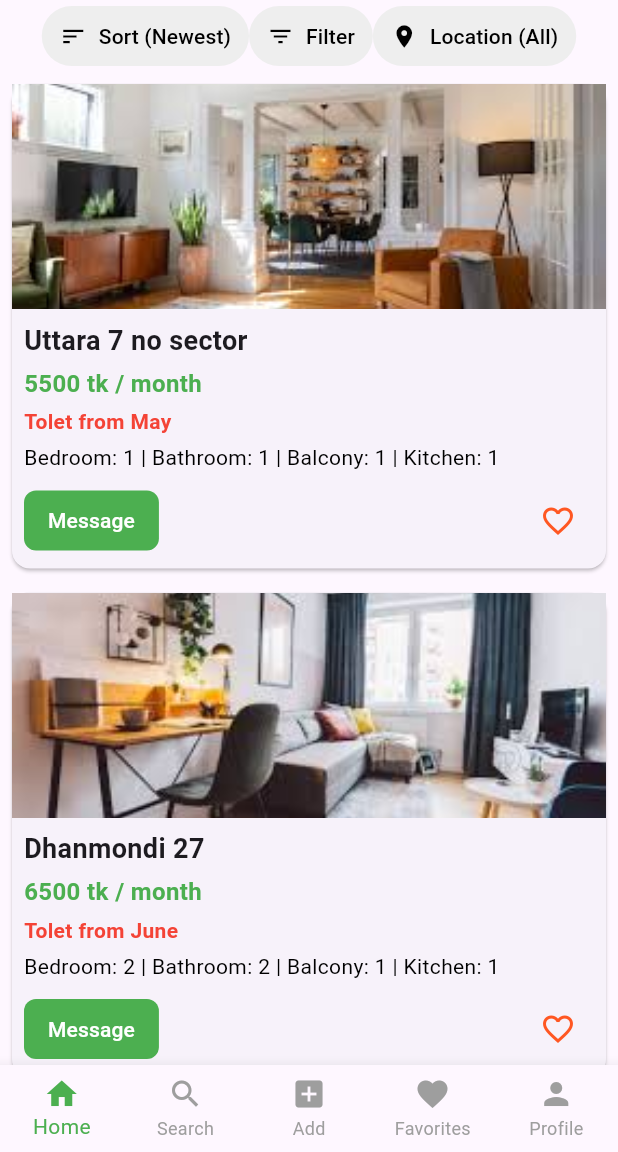
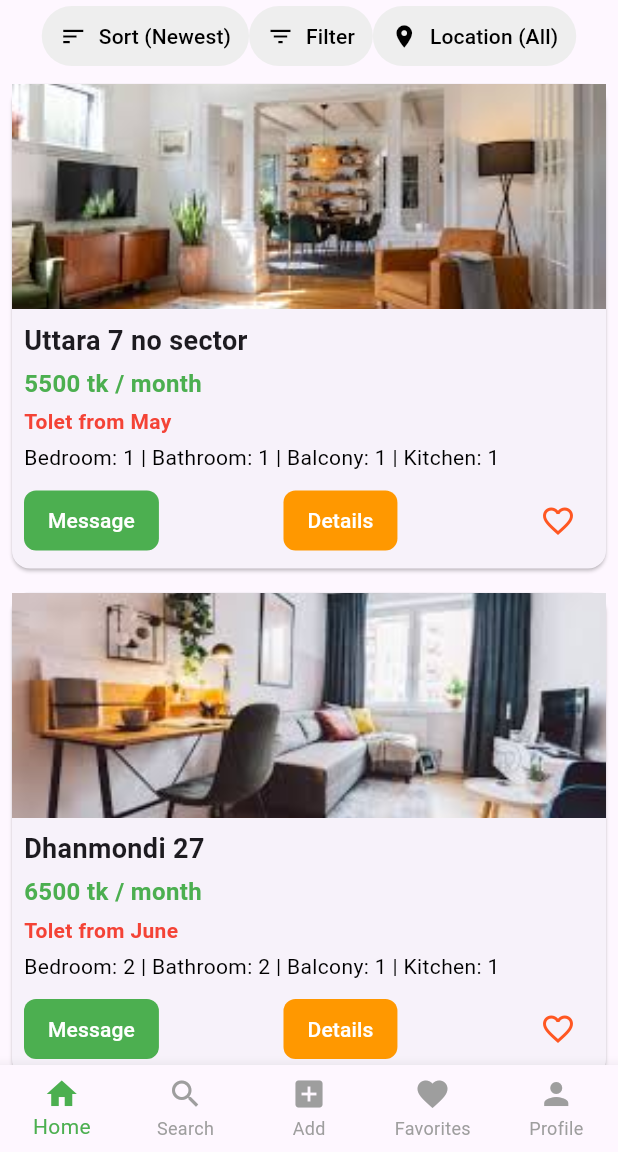
Before and after one commit to ashib11/Nestmate, a Flutter app: the HomeScreen screen opened directly, on a phone screen of 412 x 824 dp, the part 84-1236 px from its top. Run offline on Flutter 3.47's test engine with Material 3 defaults, Android fonts, the phone set to English and light mode, and no system bars; our stand-ins replace flutter_svg, pin_code_fields.

Commit message:
Update property_card.dart

```diff
--- a/lib/widgets/property_card.dart
+++ b/lib/widgets/property_card.dart
@@ -52,17 +52,36 @@ class PropertyCard extends StatelessWidget {
                         // Add message functionality here
                       },
                       style: TextButton.styleFrom(
-                        backgroundColor: Colors.green, // Set background color to green
-                        padding: EdgeInsets.symmetric(horizontal: 16, vertical: 8), // Adjust padding
+                        backgroundColor: Colors.green,
+                        padding: EdgeInsets.symmetric(horizontal: 16, vertical: 8),
                         shape: RoundedRectangleBorder(
-                          borderRadius: BorderRadius.circular(8), // Optional: Add rounded corners
+                          borderRadius: BorderRadius.circular(8),
                         ),
                       ),
                       child: Text(
                         'Message',
-                        style: TextStyle(color: Colors.white), // Set text color to white
+                        style: TextStyle(color: Colors.white),
                       ),
                     ),
+                    TextButton(
+                      onPressed: () {
+                        // Add detail functionality here
+                      },
+                      style: TextButton.styleFrom(
+                        backgroundColor: Colors.orange,
+                        padding: EdgeInsets.symmetric(horizontal: 16, vertical: 8),
+                        shape: RoundedRectangleBorder(
+                          borderRadius: BorderRadius.circular(8),
+                        ),
+                      ),
+                      child: Center(
+                        child: Text(
+                          'Details',
+                          style: TextStyle(color: Colors.white),
+                        ),
+                      ),
+                    ),
+
                     IconButton(
                       icon: Icon(Icons.favorite_border, color: Colors.deepOrange),
                       onPressed: () {
```
